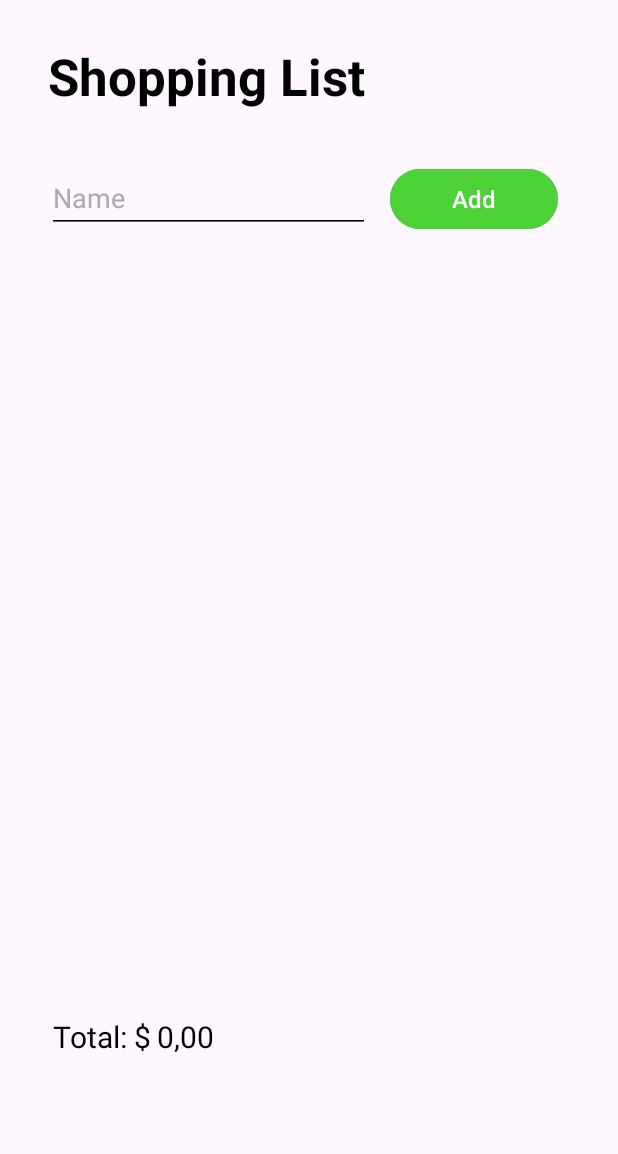
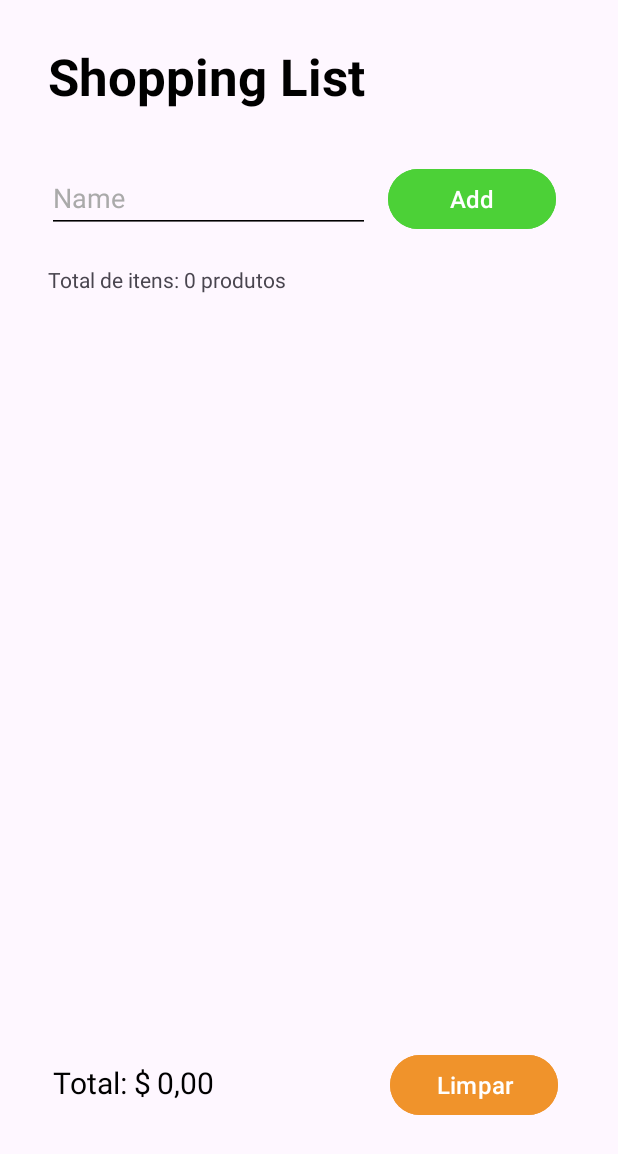
Before and after one commit to kleberson154/AppListaCompra, an Android app: the screen it shows after launch (MainActivity), on a phone screen of 412 x 824 dp. Shown: the top 1154 px of the screen. Run offline under Robolectric (Android 15) with nearby library versions, the phone set to English and light mode, and no system bars.

Commit message:
Adicionando um textView para mostrar quantos produtos tem

```diff
--- a/app/src/main/java/com/kleberson/listacompra/view/MainActivity.kt
+++ b/app/src/main/java/com/kleberson/listacompra/view/MainActivity.kt
@@ -47,6 +47,8 @@ class MainActivity : AppCompatActivity() {
                 }
             }
         }
+        val qtdText = findViewById<TextView>(R.id.textViewQuantidade)
+        qtdText.text = String.format(Locale.US, "%d produtos", listRecycle.size)
         val controller = MainController()
 
         val recyclerView = findViewById<RecyclerView>(R.id.RecycleView)
@@ -55,6 +57,7 @@ class MainActivity : AppCompatActivity() {
         recyclerView.adapter = FoodAdapter(this, listRecycle){ position ->
             sharedPreferences.edit().remove("product #${position+1}").apply()
             listRecycle.removeAt(position as Int)
+            qtdText.text = String.format(Locale.US, "%d produtos", listRecycle.size)
 
             recyclerView.adapter?.notifyDataSetChanged()
             total.text = String.format(Locale.US,"%.2f", listRecycle.sumOf { it.price })
@@ -73,6 +76,7 @@ class MainActivity : AppCompatActivity() {
                 try {
                     val food = controller.addProduct(this, name)
                     listRecycle.add(food)
+                    qtdText.text = String.format(Locale.US, "%d produtos", listRecycle.size)
                     for (i in listRecycle.indices) {
                         sharedPreferences.edit().putString("product #${i+1}", listRecycle[i].name).apply()
                     }
--- a/app/src/main/res/layout/activity_main.xml
+++ b/app/src/main/res/layout/activity_main.xml
@@ -26,13 +26,11 @@
         android:id="@+id/buttonAdicionar"
         android:layout_width="112dp"
         android:layout_height="48dp"
-        android:layout_marginEnd="40dp"
+        android:layout_marginStart="12dp"
         android:backgroundTint="@color/green"
         android:text="Add"
         android:textSize="16sp"
         app:layout_constraintBaseline_toBaselineOf="@+id/autoCompleteTextView"
-        app:layout_constraintEnd_toEndOf="parent"
-        app:layout_constraintHorizontal_bias="1.0"
         app:layout_constraintStart_toEndOf="@+id/autoCompleteTextView" />
 
     <androidx.recyclerview.widget.RecyclerView
@@ -41,10 +39,10 @@
         android:layout_height="475dp"
         app:layout_constraintBottom_toBottomOf="parent"
         app:layout_constraintEnd_toEndOf="parent"
-        app:layout_constraintHorizontal_bias="0.492"
+        app:layout_constraintHorizontal_bias="0.444"
         app:layout_constraintStart_toStartOf="parent"
         app:layout_constraintTop_toBottomOf="@+id/buttonAdicionar"
-        app:layout_constraintVertical_bias="0.152" />
+        app:layout_constraintVertical_bias="0.313" />
 
     <TextView
         android:id="@+id/textView2"
@@ -85,6 +83,36 @@
         app:layout_constraintEnd_toEndOf="parent"
         app:layout_constraintHorizontal_bias="0.159"
         app:layout_constraintStart_toStartOf="parent"
-        app:layout_constraintTop_toBottomOf="@+id/textView"  />
+        app:layout_constraintTop_toBottomOf="@+id/textView" />
+
+    <Button
+        android:id="@+id/buttonLimpar"
+        android:layout_width="112dp"
+        android:layout_height="wrap_content"
+        android:layout_marginEnd="40dp"
+        android:backgroundTint="@color/primary"
+        android:text="Limpar"
+        android:textSize="16sp"
+        app:layout_constraintBaseline_toBaselineOf="@+id/textView2"
+        app:layout_constraintEnd_toEndOf="parent" />
+
+    <TextView
+        android:id="@+id/textView3"
+        android:layout_width="wrap_content"
+        android:layout_height="wrap_content"
+        android:layout_marginStart="32dp"
+        android:text="Total de itens: "
+        app:layout_constraintBottom_toTopOf="@+id/RecycleView"
+        app:layout_constraintStart_toStartOf="parent"
+        app:layout_constraintTop_toBottomOf="@+id/autoCompleteTextView"
+        app:layout_constraintVertical_bias="0.5" />
+
+    <TextView
+        android:id="@+id/textViewQuantidade"
+        android:layout_width="wrap_content"
+        android:layout_height="wrap_content"
+        android:text="TextView"
+        app:layout_constraintBaseline_toBaselineOf="@+id/textView3"
+        app:layout_constraintStart_toEndOf="@+id/textView3" />
 
 </androidx.constraintlayout.widget.ConstraintLayout>
```
